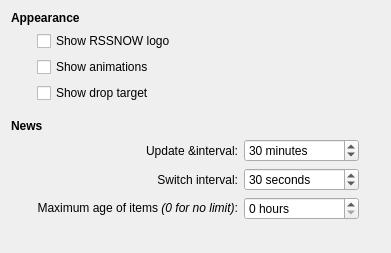
First picture: the form in applets/rssnow/config.ui, repository KDE/kdeplasma-addons, before the edit.
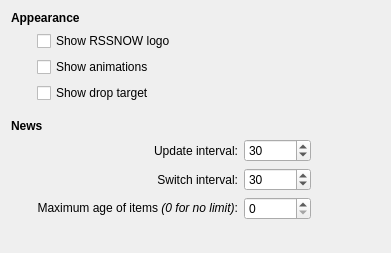
Second picture: the form after the edit. Custom widgets are drawn as their Qt base class.

Patch:
```diff
--- a/applets/rssnow/config.ui
+++ b/applets/rssnow/config.ui
@@ -88,9 +88,6 @@
    </item>
    <item row="8" column="4" >
     <widget class="KIntSpinBox" name="maxAge" >
-     <property name="suffix" >
-      <string> hours</string>
-     </property>
      <property name="maximum" >
       <number>525600</number>
      </property>
@@ -98,9 +95,6 @@
    </item>
    <item row="7" column="4" >
     <widget class="KIntSpinBox" name="switchInterval" >
-     <property name="suffix" >
-      <string> seconds</string>
-     </property>
      <property name="minimum" >
       <number>1</number>
      </property>
@@ -114,9 +108,6 @@
    </item>
    <item row="6" column="4" >
     <widget class="KIntSpinBox" name="intervalSpinBox" >
-     <property name="suffix" >
-      <string> minutes</string>
-     </property>
      <property name="minimum" >
       <number>1</number>
      </property>
@@ -131,7 +122,7 @@
    <item row="6" column="3" >
     <widget class="QLabel" name="label_2" >
      <property name="text" >
-      <string>Update &amp;interval:</string>
+      <string>Update interval:</string>
      </property>
      <property name="alignment" >
       <set>Qt::AlignRight|Qt::AlignTrailing|Qt::AlignVCenter</set>
```
